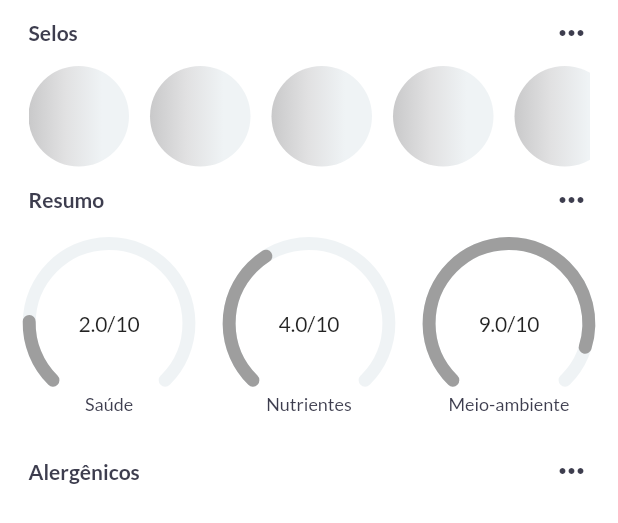
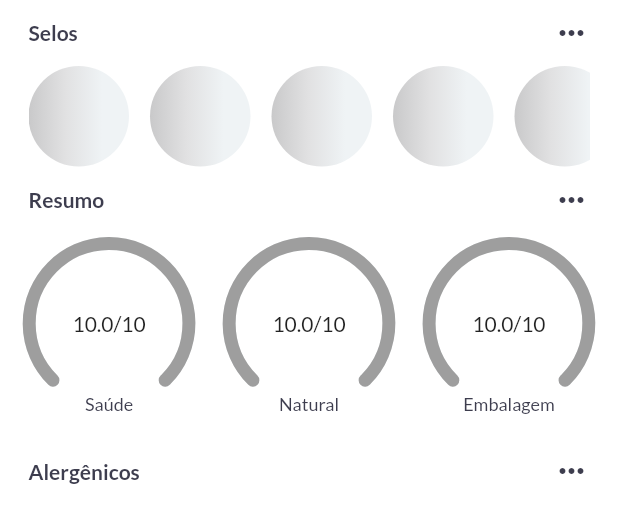
Before and after one commit to antoniokot/flaevr, a Flutter app: the ProductOverview widget shown alone on an empty page, opened directly with empty values, on a phone screen of 412 x 824 dp. Shown: the top 523 px of the screen. Run offline on Flutter 3.47's test engine with Material 2 defaults, Android fonts, the phone set to English and light mode, and no system bars; drawn by our look-alikes of syncfusion_flutter_gauges; our stand-ins replace flutter_spinkit, google_fonts, numberpicker, palette_generator, shared_preferences; missing offline and left inert: flutter_barcode_scanner; accounts and stored records are empty; network calls fail.

Commit message:
Bug fixes

```diff
--- a/lib/components/compareCard.dart
+++ b/lib/components/compareCard.dart
@@ -1,11 +1,9 @@
 import 'package:flaevr/components/nutriData.dart';
-import 'package:flaevr/components/skeleton.dart';
 import 'package:flaevr/models/Composition.dart';
 import 'package:flaevr/models/NutritionalFacts.dart';
 import 'package:flaevr/models/ProductModel.dart';
 import 'package:flaevr/services/IngredientService.dart';
 import 'package:flaevr/services/NutritionalService.dart';
-import 'package:flaevr/services/ProductService.dart';
 import 'package:flaevr/utils/styles.dart';
 import 'package:flutter/material.dart';
 import 'package:flaevr/utils/colorGenerator.dart';
--- a/lib/components/nutriData.dart
+++ b/lib/components/nutriData.dart
@@ -193,7 +193,7 @@ class NutriData extends StatelessWidget {
                         new NutritionalQuantities(
                             carbs: lookForItemInNutrients("Carboidratos"),
                             fats: lookForItemInNutrients("Gorduras totais"),
-                            proteins: lookForItemInNutrients("Prteínas"))),
+                            proteins: lookForItemInNutrients("Proteínas"))),
                     width: size - 38,
                   ),
                   Padding(
--- a/lib/components/productOverview.dart
+++ b/lib/components/productOverview.dart
@@ -3,7 +3,9 @@ import 'package:flaevr/components/badges.dart';
 import 'package:flaevr/components/gaugeChart.dart';
 import 'package:flaevr/models/Composition.dart';
 import 'package:flaevr/models/ProductModel.dart';
+import 'package:flaevr/models/Score.dart';
 import 'package:flaevr/services/AllergensService.dart';
+import 'package:flaevr/services/ScoresService.dart';
 import 'package:flaevr/utils/styles.dart';
 import 'package:flutter/material.dart';
 
@@ -22,11 +24,20 @@ class ProductOverview extends StatefulWidget {
 
 class ProductOverviewState extends State<ProductOverview> {
   List<double> scores = [];
-
+  Score scr = new Score(health: 10.0, natural: 10.0, environment: 10.0);
   @override
   void initState() {
-    this.scores = [20.0, 40.0, 90.0];
+    getScores().then((value) {
+      this.scores = [scr.health, scr.natural, scr.environment];
+      print(scores.toString());
+      setState(() {});
+    });
     super.initState();
+  }
+
+  Future<void> getScores() async {
+    this.scr = await ScoresService.getScoresById(this.widget.product.id!) ??
+        new Score(health: 10.0, natural: 10.0, environment: 10.0);
   }
 
   @override
@@ -74,11 +85,11 @@ class ProductOverviewState extends State<ProductOverview> {
                       width: chartSize,
                       height: chartSize,
                       child: GaugeChart(
-                          this.scores.length > 0 ? this.scores[0] : 10.0,
+                          this.scores.length > 0 ? this.scores[0] * 10 : 10.0,
                           color: widget.color,
                           animate: this.widget.animate)),
                   Text(this.scores.length > 0
-                      ? (this.scores[0] / 10).toString().substring(0, 3) + "/10"
+                      ? this.scores[0].toStringAsFixed(1) + "/10"
                       : "/"),
                   Positioned(
                     bottom: 0,
@@ -93,16 +104,16 @@ class ProductOverviewState extends State<ProductOverview> {
                     width: chartSize,
                     height: chartSize,
                     child: GaugeChart(
-                        this.scores.length > 0 ? this.scores[1] : 10.0,
+                        this.scores.length > 0 ? this.scores[1] * 10 : 10.0,
                         color: widget.color,
                         animate: this.widget.animate),
                   ),
                   Text(this.scores.length > 0
-                      ? (this.scores[1] / 10).toString().substring(0, 3) + "/10"
+                      ? this.scores[1].toStringAsFixed(1) + "/10"
                       : "/"),
                   Positioned(
                     bottom: 0,
-                    child: Text("Nutrientes", style: Styles.smallText),
+                    child: Text("Natural", style: Styles.smallText),
                   ),
                 ],
               ),
@@ -113,16 +124,16 @@ class ProductOverviewState extends State<ProductOverview> {
                     width: chartSize,
                     height: chartSize,
                     child: GaugeChart(
-                        this.scores.length > 0 ? this.scores[2] : 10.0,
+                        this.scores.length > 0 ? this.scores[2] * 10 : 10.0,
                         color: widget.color,
                         animate: this.widget.animate),
                   ),
                   Text(this.scores.length > 0
-                      ? (this.scores[2] / 10).toString().substring(0, 3) + "/10"
+                      ? this.scores[2].toStringAsFixed(1) + "/10"
                       : "/"),
                   Positioned(
                     bottom: 0,
-                    child: Text("Meio-ambiente", style: Styles.smallText),
+                    child: Text("Embalagem", style: Styles.smallText),
                   ),
                 ],
               ),
--- a/lib/models/Score.dart
+++ b/lib/models/Score.dart
@@ -11,9 +11,9 @@ class Score {
 
   factory Score.fromJson(Map<String, dynamic> json) {
     return Score(
-      health: json['health'],
-      natural: json['natural'],
-      environment: json['environment'],
+      health: double.parse(json['health'].toString()),
+      natural: double.parse(json['natural'].toString()),
+      environment: double.parse(json['environment'].toString()),
     );
   }
 }
--- a/lib/services/ScoresService.dart
+++ b/lib/services/ScoresService.dart
@@ -6,9 +6,10 @@ import 'package:http/http.dart' as http;
 //
 
 class ScoresService {
-  Future<Score?> getScoresById(int id) async {
+  static Future<Score?> getScoresById(int id) async {
     try {
-      final response = await http.get(Uri.parse(SharedAssets.apiURL + "/scores/product/" + id.toString()));
+      final response = await http.get(
+          Uri.parse(SharedAssets.apiURL + "/scores/product/" + id.toString()));
 
       if (response.statusCode == 200) {
         List<dynamic> values = json.decode(response.body);
@@ -17,7 +18,7 @@ class ScoresService {
       } else {
         return null;
       }
-     } catch (e) {
+    } catch (e) {
       print("\x1B[33mScoresService.dart: \x1B[0m" + e.toString());
       return null;
     }
```
